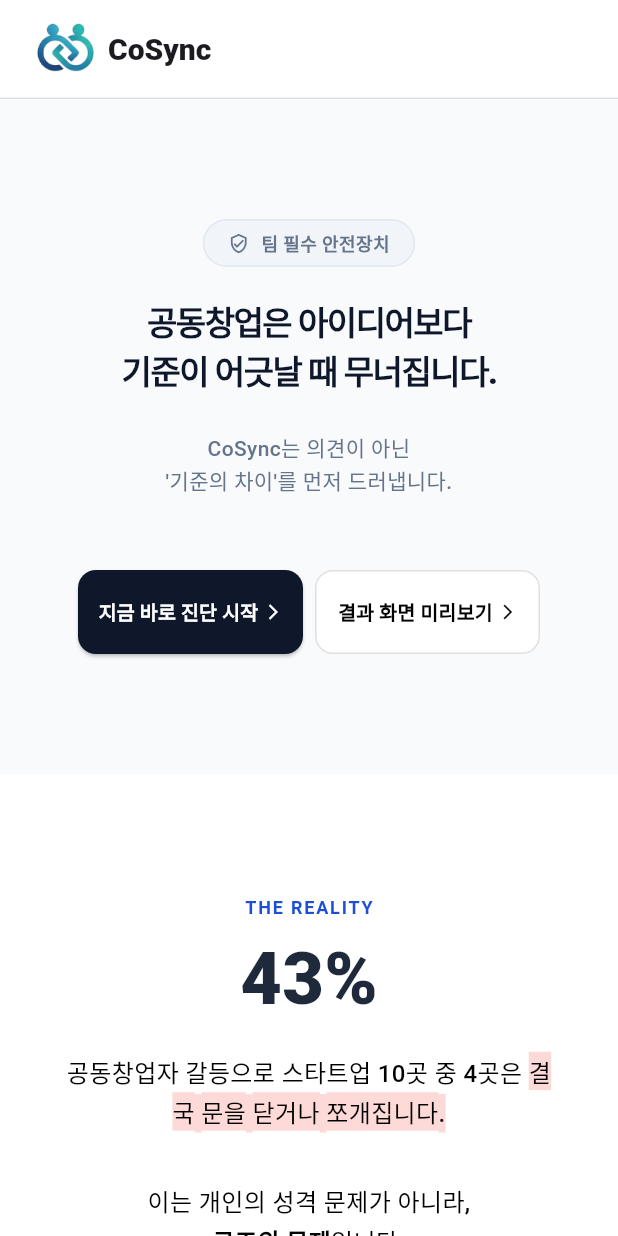
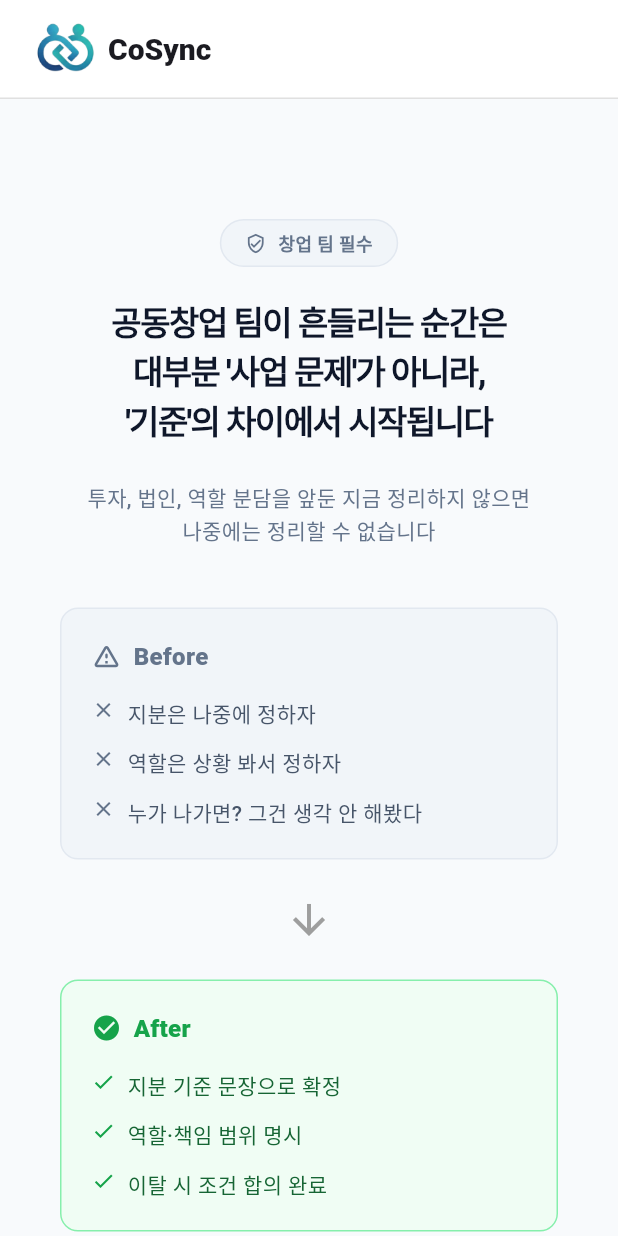
Before and after one commit to jumyeong2/flutter_demo, a Flutter app: the screen it shows after launch, on a phone screen of 412 x 824 dp. Run offline on Flutter 3.47's test engine with Material 3 defaults, Android fonts, the phone set to English and light mode, and no system bars; our stand-ins replace cloud_firestore, firebase_analytics, firebase_auth, firebase_core, get; accounts and stored records are empty; Roboto replaces fonts that are missing (Pretendard).

Commit message:
첫 페이지 수정

```diff
--- a/lib/ui/page/landing/widget/description_section1.dart
+++ b/lib/ui/page/landing/widget/description_section1.dart
@@ -63,7 +63,7 @@ class Description1 extends StatelessWidget {
                   ),
                   const SizedBox(width: 8),
                   Text(
-                    '팀 필수 안전장치',
+                    '창업 팀 필수',
                     style: TextStyle(
                       color: const Color(0xFF64748B),
                       fontSize: badgeFontSize,
@@ -79,7 +79,7 @@ class Description1 extends StatelessWidget {
           Padding(
             padding: EdgeInsets.symmetric(horizontal: horizontalPadding),
             child: Text(
-              "공동창업은 아이디어보다\n기준이 어긋날 때 무너집니다.",
+              "공동창업 팀이 흔들리는 순간은\n대부분 '사업 문제'가 아니라,\n'기준'의 차이에서 시작됩니다",
               style: TextStyle(
                 height: 1.4,
                 letterSpacing: -1.0,
@@ -91,11 +91,11 @@ class Description1 extends StatelessWidget {
             ),
           ),
           SizedBox(height: spacingAfterMainCopy),
-          // 서브 카피 - 방향성 제시
+          // 서브 카피 - 타이밍 고정
           Padding(
             padding: EdgeInsets.symmetric(horizontal: horizontalPadding),
             child: Text(
-              "CoSync는 의견이 아닌\n'기준의 차이'를 먼저 드러냅니다.",
+              "투자, 법인, 역할 분담을 앞둔 지금 정리하지 않으면\n나중에는 정리할 수 없습니다",
               style: TextStyle(
                 height: 1.5,
                 fontSize: subCopyFontSize,
@@ -104,6 +104,14 @@ class Description1 extends StatelessWidget {
               ),
               textAlign: TextAlign.center,
             ),
+          ),
+          SizedBox(height: isSmallMobile ? 40 : 60),
+          // Before/After 2컬럼
+          Padding(
+            padding: EdgeInsets.symmetric(horizontal: horizontalPadding),
+            child: isSmallScreen
+                ? _buildBeforeAfterVertical(isSmallMobile)
+                : _buildBeforeAfterHorizontal(),
           ),
           SizedBox(height: spacingBeforeCTA),
           // CTA 버튼 영역
@@ -284,4 +292,152 @@ class Description1 extends StatelessWidget {
       ),
     );
   }
+
+  // Before/After 세로 배치 (모바일)
+  Widget _buildBeforeAfterVertical(bool isSmallMobile) {
+    return Column(
+      children: [
+        _buildBeforeColumn(isSmallMobile),
+        SizedBox(height: isSmallMobile ? 24 : 32),
+        Icon(
+          Icons.arrow_downward,
+          size: isSmallMobile ? 32 : 40,
+          color: Colors.grey,
+        ),
+        SizedBox(height: isSmallMobile ? 24 : 32),
+        _buildAfterColumn(isSmallMobile),
+      ],
+    );
+  }
+
+  // Before/After 가로 배치 (데스크톱)
+  Widget _buildBeforeAfterHorizontal() {
+    return Row(
+      mainAxisAlignment: MainAxisAlignment.center,
+      children: [
+        Expanded(
+          child: _buildBeforeColumn(false),
+        ),
+        Padding(
+          padding: const EdgeInsets.symmetric(horizontal: 24),
+          child: Icon(
+            Icons.arrow_forward,
+            size: 48,
+            color: Colors.grey,
+          ),
+        ),
+        Expanded(
+          child: _buildAfterColumn(false),
+        ),
+      ],
+    );
+  }
+
+  // Before 컬럼
+  Widget _buildBeforeColumn(bool isSmallMobile) {
+    return Container(
+      padding: EdgeInsets.all(isSmallMobile ? 20 : 24),
+      decoration: BoxDecoration(
+        color: const Color(0xFFF1F5F9),
+        borderRadius: BorderRadius.circular(12),
+        border: Border.all(color: const Color(0xFFE2E8F0), width: 1),
+      ),
+      child: Column(
+        crossAxisAlignment: CrossAxisAlignment.start,
+        children: [
+          Row(
+            children: [
+              Icon(
+                Icons.warning_amber_rounded,
+                size: isSmallMobile ? 20 : 24,
+                color: const Color(0xFF64748B),
+              ),
+              SizedBox(width: isSmallMobile ? 8 : 12),
+              Text(
+                'Before',
+                style: TextStyle(
+                  fontSize: isSmallMobile ? 16 : 18,
+                  fontWeight: FontWeight.w800,
+                  color: const Color(0xFF64748B),
+                ),
+              ),
+            ],
+          ),
+          SizedBox(height: isSmallMobile ? 16 : 20),
+          _buildBeforeAfterItem('지분은 나중에 정하자', isSmallMobile),
+          SizedBox(height: isSmallMobile ? 12 : 16),
+          _buildBeforeAfterItem('역할은 상황 봐서 정하자', isSmallMobile),
+          SizedBox(height: isSmallMobile ? 12 : 16),
+          _buildBeforeAfterItem('누가 나가면? 그건 생각 안 해봤다', isSmallMobile),
+        ],
+      ),
+    );
+  }
+
+  // After 컬럼
+  Widget _buildAfterColumn(bool isSmallMobile) {
+    return Container(
+      padding: EdgeInsets.all(isSmallMobile ? 20 : 24),
+      decoration: BoxDecoration(
+        color: const Color(0xFFF0FDF4),
+        borderRadius: BorderRadius.circular(12),
+        border: Border.all(color: const Color(0xFF86EFAC), width: 1),
+      ),
+      child: Column(
+        crossAxisAlignment: CrossAxisAlignment.start,
+        children: [
+          Row(
+            children: [
+              Icon(
+                Icons.check_circle,
+                size: isSmallMobile ? 20 : 24,
+                color: const Color(0xFF16A34A),
+              ),
+              SizedBox(width: isSmallMobile ? 8 : 12),
+              Text(
+                'After',
+                style: TextStyle(
+                  fontSize: isSmallMobile ? 16 : 18,
+                  fontWeight: FontWeight.w800,
+                  color: const Color(0xFF16A34A),
+                ),
+              ),
+            ],
+          ),
+          SizedBox(height: isSmallMobile ? 16 : 20),
+          _buildBeforeAfterItem('지분 기준 문장으로 확정', isSmallMobile, isAfter: true),
+          SizedBox(height: isSmallMobile ? 12 : 16),
+          _buildBeforeAfterItem('역할·책임 범위 명시', isSmallMobile, isAfter: true),
+          SizedBox(height: isSmallMobile ? 12 : 16),
+          _buildBeforeAfterItem('이탈 시 조건 합의 완료', isSmallMobile, isAfter: true),
+        ],
+      ),
+    );
+  }
+
+  // Before/After 아이템
+  Widget _buildBeforeAfterItem(String text, bool isSmallMobile, {bool isAfter = false}) {
+    return Row(
+      crossAxisAlignment: CrossAxisAlignment.start,
+      children: [
+        Icon(
+          isAfter ? Icons.check : Icons.close,
+          size: isSmallMobile ? 16 : 18,
+          color: isAfter ? const Color(0xFF16A34A) : const Color(0xFF64748B),
+        ),
+        SizedBox(width: isSmallMobile ? 8 : 12),
+        Expanded(
+          child: Text(
+            text,
+            style: TextStyle(
+              fontSize: isSmallMobile ? 14 : 15,
+              fontWeight: FontWeight.w500,
+              color: isAfter ? const Color(0xFF166534) : const Color(0xFF475569),
+              height: 1.4,
+            ),
+          ),
+        ),
+      ],
+    );
+  }
 }
```
